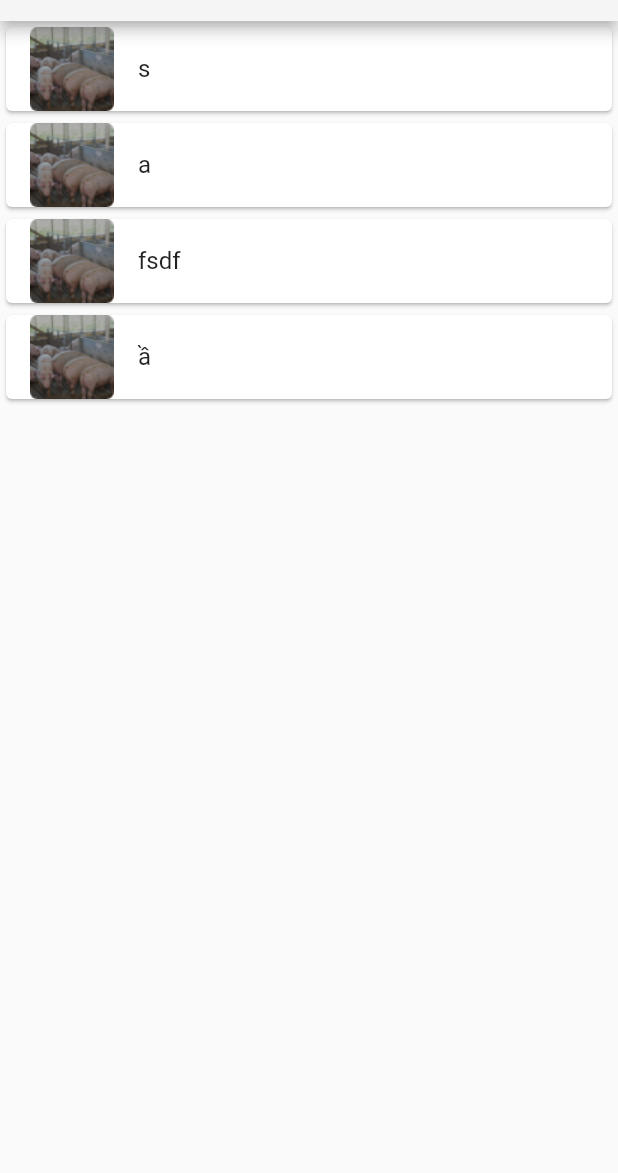
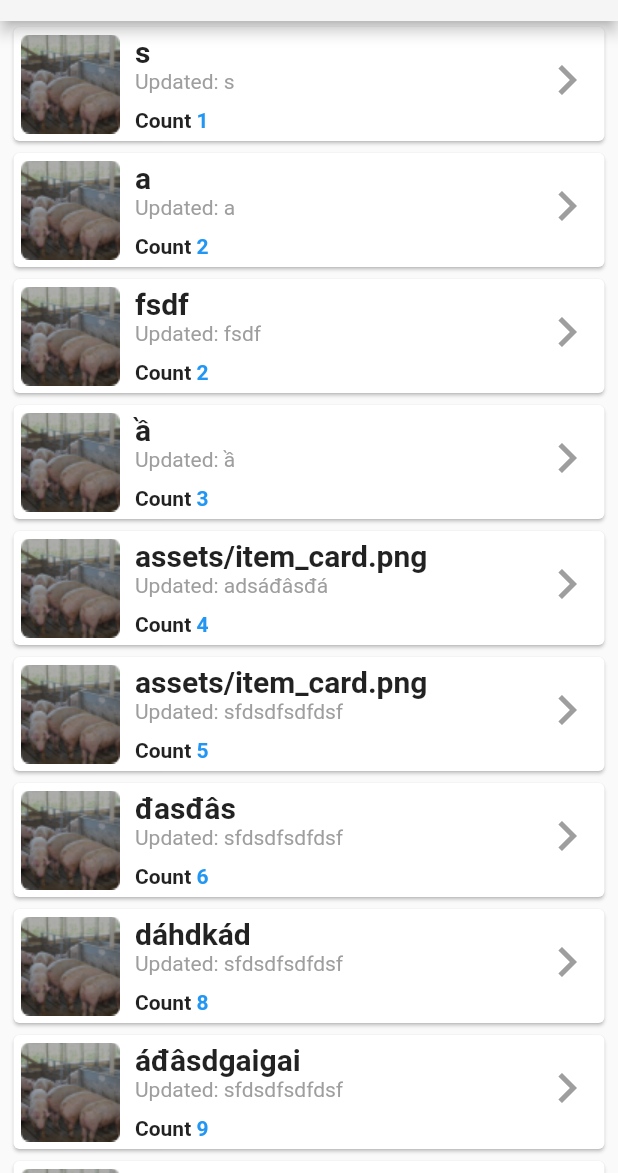
Before and after one commit to vien253/Sentinal_flutter, a Flutter app: the Home screen opened directly, on a phone screen of 412 x 824 dp, the part 63-1236 px from its top. Run offline on Flutter 3.47's test engine with Material 2 defaults, Android fonts, the phone set to English and light mode, and no system bars; our stand-ins replace fluttertoast.

Commit message:
update 5/7/2020

```diff
--- a/flutter_sentinal/lib/home.dart
+++ b/flutter_sentinal/lib/home.dart
@@ -1,23 +1,13 @@
 import 'package:flutter/material.dart';
 import 'package:flutter_sentinal/drawer.dart';
 import 'add_site.dart';
+import 'site_detail.dart';
 
-void main() => runApp(HomePage());
-
-class HomePage extends StatelessWidget{
-  @override
-
-  Widget build(BuildContext context) {
-    // TODO: implement build
-    return MaterialApp(
-      theme: ThemeData(
-        primaryColor: Colors.grey[100]
-      ),
-      home: Home(),
-    );
-  }
-}
-final _listHome = <String>["s","a","fsdf","ầ"];
+void main() => runApp(Home());
+final _listLeading =<String>["assets/item_card.png","assets/item_card.png","assets/item_card.png","assets/item_card.png","assets/item_card.png","assets/item_card.png","assets/item_card.png","assets/item_card.png","assets/item_card.png","assets/item_card.png"];
+final _listTitle = <String>["s","a","fsdf","ầ","assets/item_card.png","assets/item_card.png",'đasđâs',"dáhdkád","áđâsdgaigai","hương big"];
+final _listSubtitle = <String>["s","a","fsdf","ầ","adsáđâsđá","sfdsdfsdfdsf","sfdsdfsdfdsf","sfdsdfsdfdsf","sfdsdfsdfdsf","sfdsdfsdfdsf"];
+final _listNum = <int>[1,2,2,3,4,5,6,8,9,9];
 class Home extends StatefulWidget{
   @override
   _Home createState() => _Home();
@@ -40,18 +30,80 @@ class _Home extends State<Home>{
           )
         ],
       ),
-      body: ListView.builder(
-          itemCount: _listHome.length,
-          itemBuilder: (context,index){
-            return ListHome(_listHome[index]);
-      }),
+      body: Padding(
+        padding: const EdgeInsets.fromLTRB(5, 0, 5, 0),
+        child: ListView.builder(
+            itemCount: _listTitle.length,
+            itemBuilder: (context,index){
+//            return ListHome(_listLeading[index],_listTitle[index],_listSubtitle[index]);
+            return ListHome2(_listLeading[index], _listTitle[index], _listSubtitle[index], _listNum[index]);
+        }),
+      ),
     );
   }
-  Widget ListHome (String s){
+  Widget ListHome (String leading,String title, String subtitle){
     return Card(
       child: ListTile(
-        leading: Image.asset('assets/item_card.png'),
-        title: Text(s),
+        onTap: (){
+          Navigator.pushNamed(context, '/siteDetail');
+        },
+        leading: Image.asset(leading),
+        title: Text(title),
+        subtitle: Text(subtitle),
+        trailing: Icon(Icons.navigate_next),
+      ),
+    );
+  }
+  Widget ListHome2 (String leading,String title, String subtitle, int num){
+    return GestureDetector(
+      onTap: (){
+        Navigator.pushNamed(context, '/siteDetail');
+      },
+      child: Card(
+        child: Padding(
+          padding: const EdgeInsets.fromLTRB(5, 5, 5, 5),
+          child: Stack(
+            children: <Widget>[
+              Row(
+                crossAxisAlignment: CrossAxisAlignment.start,
+                children: <Widget>[
+                  Image.asset(leading),
+                  Padding(
+                    padding: const EdgeInsets.fromLTRB(10, 0, 0, 0),
+                    child: Column(
+                      crossAxisAlignment: CrossAxisAlignment.start,
+                      children: <Widget>[
+                        Text(title,style:
+                          TextStyle(
+                            fontWeight: FontWeight.bold,
+                            fontSize: 20,
+                          ),),
+                        Padding(
+                          padding: const EdgeInsets.fromLTRB(0, 0, 0, 10),
+                          child: Text("Updated: $subtitle",style:
+                            TextStyle(
+                              color: Colors.grey
+                            ),),
+                        ),
+                        Row(
+                          children: <Widget>[
+                            Text("Count ",style: TextStyle(fontWeight: FontWeight.bold),),
+                            Text(num.toString(),style: TextStyle(color: Colors.blue,fontWeight: FontWeight.bold),)
+                          ],
+                        ),
+                      ],
+                    ),
+                  ),
+
+                ],
+              ),
+              Container(
+                  alignment: Alignment.centerRight,
+                  padding: EdgeInsets.fromLTRB(0, 10, 0, 0),
+                  child: Icon(Icons.navigate_next,size: 40,color: Colors.grey,))
+            ],
+          ),
+        ),
       ),
     );
   }
--- a/flutter_sentinal/pubspec.yaml
+++ b/flutter_sentinal/pubspec.yaml
@@ -24,10 +24,13 @@ dependencies:
   # Use with the CupertinoIcons class for iOS style icons.
   cupertino_icons: ^0.1.2
   flutter_login: ^1.0.14
+  fluttertoast: ^3.1.0
+
 
 dev_dependencies:
   flutter_test:
     sdk: flutter
+
 
 
 # For information on the generic Dart part of this file, see the
```
Also changed, not shown: flutter_sentinal/lib/add_site.dart (+28 -0 lines), flutter_sentinal/lib/main.dart (+29 -13 lines), flutter_sentinal/lib/site_detail.dart (added, +183 -0 lines), flutter_sentinal/assets/bg_big.png (added), flutter_sentinal/pubspec.lock.
